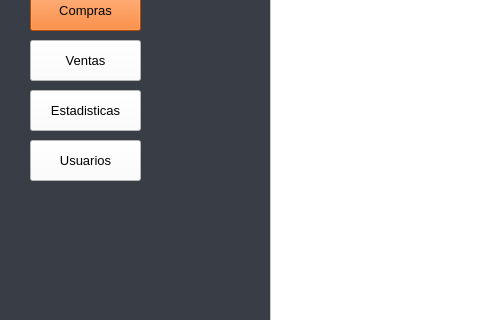
Qt form PROYECTO SADV 5.0/UI/templates/Compra.ui (AlejoRm01/SADV) before a commit; both pictures show x 0 to 480 and y 100 to 420 of the 1329 by 555 pixel window.
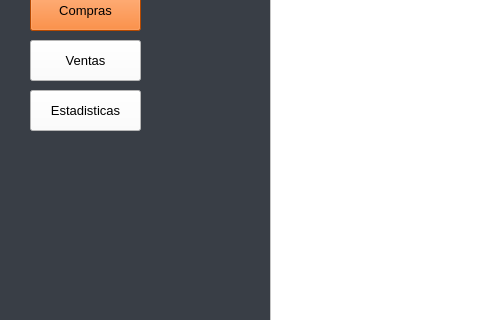
The same form after that commit.

The edit to the form file:
```diff
--- a/PROYECTO SADV 5.0/UI/templates/Compra.ui
+++ b/PROYECTO SADV 5.0/UI/templates/Compra.ui
@@ -213,30 +213,6 @@
      <string/>
     </property>
    </widget>
-   <widget class="QPushButton" name="botonUsuarios">
-    <property name="geometry">
-     <rect>
-      <x>30</x>
-      <y>240</y>
-      <width>111</width>
-      <height>41</height>
-     </rect>
-    </property>
-    <property name="font">
-     <font>
-      <family>Arial</family>
-      <pointsize>10</pointsize>
-      <weight>50</weight>
-      <bold>false</bold>
-     </font>
-    </property>
-    <property name="styleSheet">
-     <string notr="true">background-color: rgb(255, 255, 255);</string>
-    </property>
-    <property name="text">
-     <string>Usuarios</string>
-    </property>
-   </widget>
    <widget class="QPushButton" name="botonEliminarTodo">
     <property name="geometry">
      <rect>
```
Left out of the diff: 1 changed line with no effect on the pictures.
